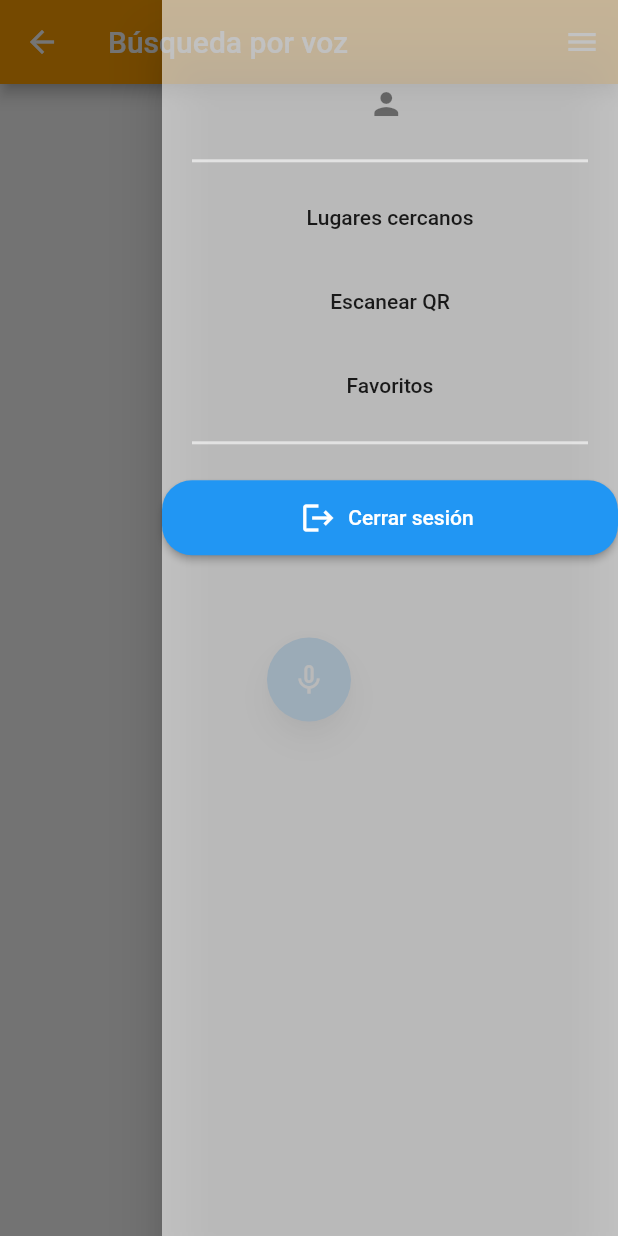
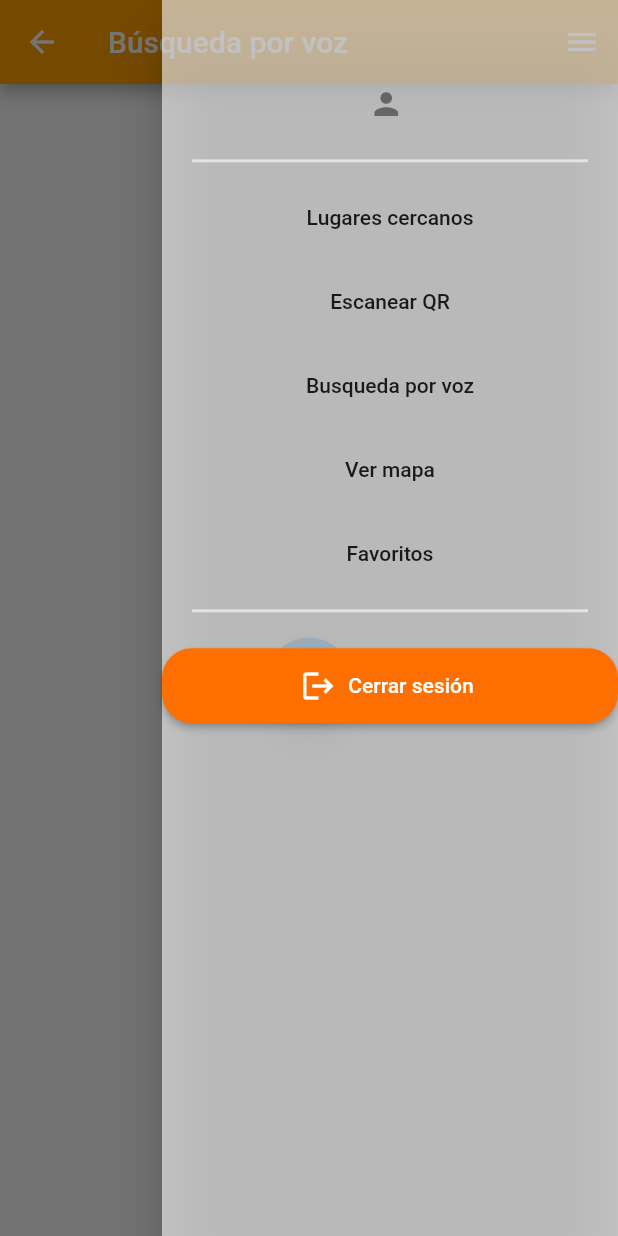
Before and after one commit to christianLizama/proyectoTecnologiasMoviles, a Flutter app: the BusquedaVoz screen opened by its route, with the side drawer open, on a phone screen of 412 x 824 dp. Run offline on Flutter 3.47's test engine with Material 2 defaults, Android fonts, the phone set to English and light mode, and no system bars; drawn by our look-alikes of avatar_glow; our stand-ins replace carousel_slider, cloud_firestore, firebase_auth, firebase_core, flutter_rating_bar, flutter_tts and 3 more; missing offline and left inert: qr_code_scanner; accounts and stored records are empty.

Commit message:
endDrawer casi finalizado

```diff
--- a/lib/util/end_drawer.dart
+++ b/lib/util/end_drawer.dart
@@ -68,6 +68,24 @@ class EndDrawer extends StatelessWidget {
               ),
               ListTile(
                 title: const Center(
+                  child: Text('Busqueda por voz'),
+                ),
+                onTap: () {
+                  // Agrega el código para la opción
+                  Navigator.pushNamed(context, '/busquedaVoz');
+                },
+              ),
+              ListTile(
+                title: const Center(
+                  child: Text('Ver mapa'),
+                ),
+                onTap: () {
+                  // Agrega el código para la opción
+                  Navigator.pushNamed(context, '/verMapa');
+                },
+              ),
+              ListTile(
+                title: const Center(
                   child: Text('Favoritos'),
                 ),
                 onTap: () {
@@ -85,7 +103,7 @@ class EndDrawer extends StatelessWidget {
               ElevatedButton.icon(
                 onPressed: onSignOutPressed,
                 style: ElevatedButton.styleFrom(
-                  backgroundColor: Colors.blue,
+                  backgroundColor: Colors.amber[900],
                   shape: RoundedRectangleBorder(
                     borderRadius: BorderRadius.circular(20),
                   ),
```
